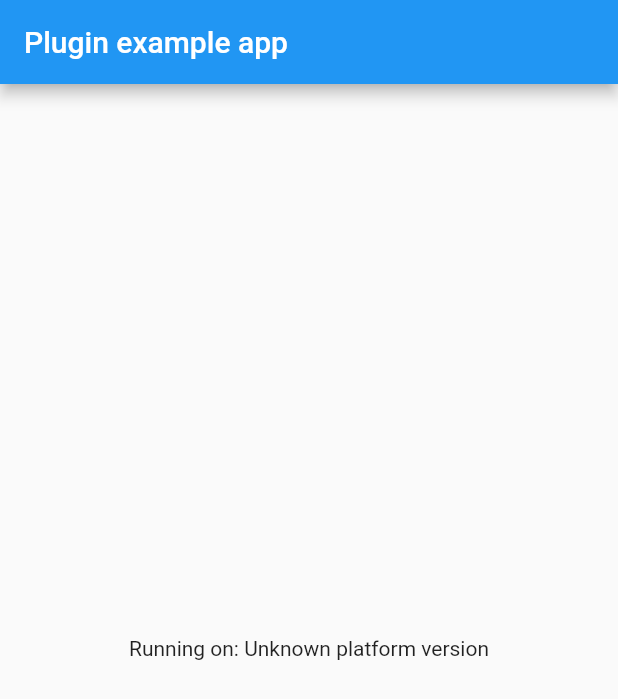
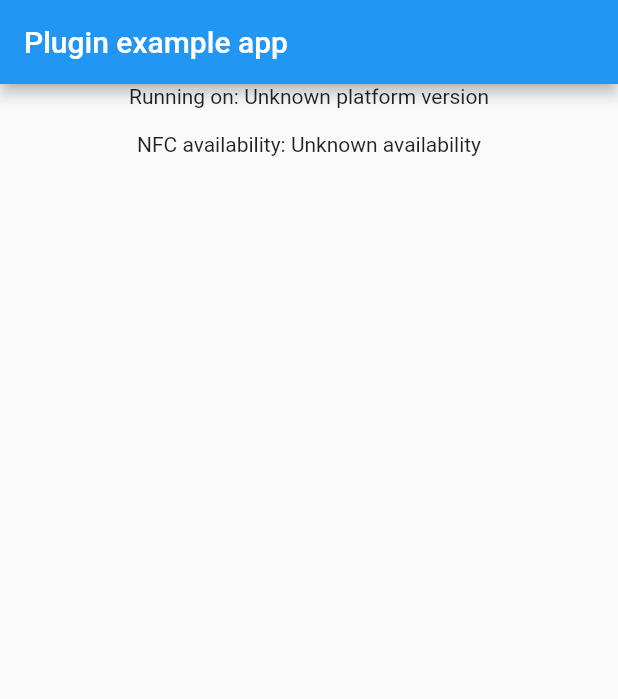
Before and after one commit to lyon-zas/nerpays_flutter_sdk, a Flutter app: the screen it shows after launch, on a phone screen of 412 x 824 dp. Shown: the top 699 px of the screen. Run offline on Flutter 3.47's test engine with Material 2 defaults, Android fonts, the phone set to English and light mode, and no system bars; our stand-ins replace plugin_platform_interface.

```diff
--- a/example/lib/main.dart
+++ b/example/lib/main.dart
@@ -17,6 +17,7 @@ class MyApp extends StatefulWidget {
 
 class _MyAppState extends State<MyApp> {
   String _platformVersion = 'Unknown';
+  String _isNfcAvailable = 'Unknown';
   final _nearpaysFlutterSdkPlugin = NearpaysFlutterSdk();
 
   @override
@@ -28,13 +29,17 @@ class _MyAppState extends State<MyApp> {
   // Platform messages are asynchronous, so we initialize in an async method.
   Future<void> initPlatformState() async {
     String platformVersion;
+    String isNfcAvailable;
     // Platform messages may fail, so we use a try/catch PlatformException.
     // We also handle the message potentially returning null.
     try {
-      platformVersion =
-          await _nearpaysFlutterSdkPlugin.getPlatformVersion() ?? 'Unknown platform version';
+      platformVersion = await _nearpaysFlutterSdkPlugin.getPlatformVersion() ??
+          'Unknown platform version';
+      isNfcAvailable = await _nearpaysFlutterSdkPlugin.getNfcAvailability() ??
+          'Unknown availability';
     } on PlatformException {
       platformVersion = 'Failed to get platform version.';
+      isNfcAvailable = 'Failed to get availability.';
     }
 
     // If the widget was removed from the tree while the asynchronous platform
@@ -44,6 +49,7 @@ class _MyAppState extends State<MyApp> {
 
     setState(() {
       _platformVersion = platformVersion;
+      _isNfcAvailable = isNfcAvailable;
     });
   }
 
@@ -55,7 +61,12 @@ class _MyAppState extends State<MyApp> {
           title: const Text('Plugin example app'),
         ),
         body: Center(
-          child: Text('Running on: $_platformVersion\n'),
+          child: Column(
+            children: [
+              Text('Running on: $_platformVersion\n'),
+              Text('NFC availability: $_isNfcAvailable\n'),
+            ],
+          ),
         ),
       ),
     );
--- a/lib/nearpays_flutter_sdk.dart
+++ b/lib/nearpays_flutter_sdk.dart
@@ -1,8 +1,11 @@
-
 import 'nearpays_flutter_sdk_platform_interface.dart';
 
 class NearpaysFlutterSdk {
   Future<String?> getPlatformVersion() {
     return NearpaysFlutterSdkPlatform.instance.getPlatformVersion();
   }
+
+  Future<String?> getNfcAvailability() {
+    return NearpaysFlutterSdkPlatform.instance.getNfcAvailability();
+  }
 }
```
Also changed, not shown: lib/nearpays_flutter_sdk_method_channel.dart (+12 -1 lines), lib/nearpays_flutter_sdk_platform_interface.dart (+10 -1 lines), 4 other files.
